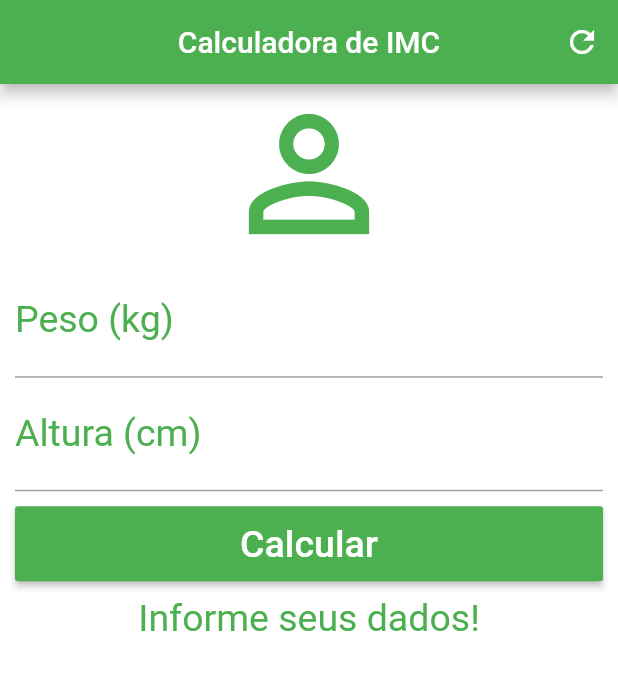
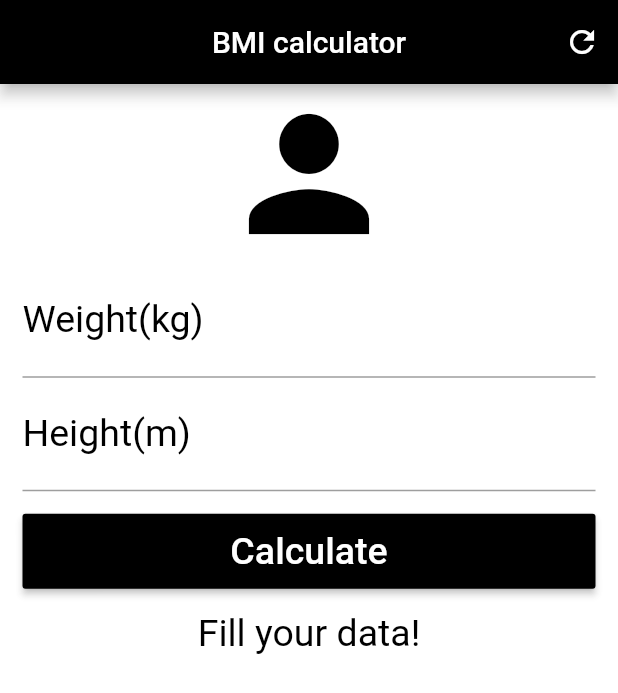
Before and after one commit to Yokuny/Flutter-IMC, a Flutter app: the screen it shows after launch, on a phone screen of 412 x 824 dp. Shown: the top 693 px of the screen. Run offline on Flutter 3.47's test engine with Material 2 defaults, Android fonts, the phone set to English and light mode, and no system bars.

Commit message:
all bugs was corrected

```diff
--- a/lib/main.dart
+++ b/lib/main.dart
@@ -2,10 +2,12 @@ import 'package:flutter/material.dart';
 
 void main() {
   runApp(MaterialApp(
+    //espera como parametro um widget
     home: Home(),
   ));
 }
 
+//inicia aqui o widgte de statuFull
 class Home extends StatefulWidget {
   @override
   _HomeState createState() => _HomeState();
@@ -13,38 +15,48 @@ class Home extends StatefulWidget {
 
 class _HomeState extends State<Home> {
   TextEditingController weightController = TextEditingController();
+  //recebe valores de dentro dos input
   TextEditingController heightController = TextEditingController();
-
   GlobalKey<FormState> _formKey = GlobalKey<FormState>();
-
-  String _infoText = "Informe seus dados!";
-
-  void _resetFields(){
+  String _infoText = "Fill your data!";
+  void _resetFields() {
+    //limpa os campos
     weightController.text = "";
     heightController.text = "";
     setState(() {
-      _infoText = "Informe seus dados!";
+      _infoText = "Fill your data!";
       _formKey = GlobalKey<FormState>();
     });
-  }
+  } //fim do stateFull widget
 
-  void _calculate(){
+  void _calculate() {
     setState(() {
       double weight = double.parse(weightController.text);
-      double height = double.parse(heightController.text) / 100;
+      //pega o valor dos input recebido e transforma em valor numerico
+      double height = double.parse(heightController.text);
       double imc = weight / (height * height);
-      if(imc < 18.6){
-        _infoText = "Abaixo do Peso (${imc.toStringAsPrecision(4)})";
-      } else if(imc >= 18.6 && imc < 24.9){
-        _infoText = "Peso Ideal (${imc.toStringAsPrecision(4)})";
-      } else if(imc >= 24.9 && imc < 29.9){
-        _infoText = "Levemente Acima do Peso (${imc.toStringAsPrecision(4)})";
-      } else if(imc >= 29.9 && imc < 34.9){
-        _infoText = "Obesidade Grau I (${imc.toStringAsPrecision(4)})";
-      } else if(imc >= 34.9 && imc < 39.9){
-        _infoText = "Obesidade Grau II (${imc.toStringAsPrecision(4)})";
-      } else if(imc >= 40){
-        _infoText = "Obesidade Grau III (${imc.toStringAsPrecision(4)})";
+      if (imc < 17) {
+        _infoText =
+            "Your BMI is ${imc.toStringAsPrecision(4)} and you are thinness";
+        // toStringAsPrecision(4) define os numeros depois da virgula
+      } else if (imc >= 17 && imc < 18.4) {
+        _infoText =
+            "Your BMI is ${imc.toStringAsPrecision(4)} and you are under weight";
+      } else if (imc >= 18.5 && imc < 24.9) {
+        _infoText =
+            "Your BMI is ${imc.toStringAsPrecision(4)} and you are normal weight";
+      } else if (imc >= 25 && imc < 29.9) {
+        _infoText =
+            "Your BMI is ${imc.toStringAsPrecision(4)} and you are overweight";
+      } else if (imc >= 30 && imc < 34.9) {
+        _infoText =
+            "Your BMI is ${imc.toStringAsPrecision(4)} and you are grade 1 obese";
+      } else if (imc >= 35 && imc < 39.9) {
+        _infoText =
+            "Your BMI is ${imc.toStringAsPrecision(4)} and you are grade 2 obese";
+      } else if (imc > 40) {
+        _infoText =
+            "Your BMI is ${imc.toStringAsPrecision(4)} and you are grade 3 obese";
       }
     });
   }
@@ -52,76 +64,83 @@ class _HomeState extends State<Home> {
   @override
   Widget build(BuildContext context) {
     return Scaffold(
+      //Scafoold é um wigete que adiciona barras com opções nos aplicativos
       appBar: AppBar(
-        title: Text("Calculadora de IMC"),
+        title: Text("BMI calculator"),
         centerTitle: true,
-        backgroundColor: Colors.green,
+        backgroundColor: Colors.black,
         actions: <Widget>[
+          //um widget de ação na status bar
           IconButton(
             icon: Icon(Icons.refresh),
-            onPressed: _resetFields,
+            onPressed: _resetFields, //função que reseta os campos de dados
           )
         ],
       ),
-      backgroundColor: Colors.white,
+      backgroundColor: Colors.white70,
       body: SingleChildScrollView(
-        padding: EdgeInsets.fromLTRB(10.0, 0.0, 10.0, 0.0),
+        //habilita rolar pagina tornando-a continua
+        padding: EdgeInsets.fromLTRB(15.0, 0.0, 15.0, 0.0),
+        //margens para a pagina
         child: Form(
-          key: _formKey,
+          key: _formKey, //variavel criada p verificar inputs foram preenchido
           child: Column(
             crossAxisAlignment: CrossAxisAlignment.stretch,
             children: <Widget>[
-              Icon(Icons.person_outline, size: 120.0, color: Colors.green),
+              Icon(Icons.person, size: 120.0, color: Colors.black),
               TextFormField(
                 keyboardType: TextInputType.number,
                 decoration: InputDecoration(
-                    labelText: "Peso (kg)",
-                    labelStyle: TextStyle(color: Colors.green)),
+                    labelText: "Weight(kg)",
+                    labelStyle: TextStyle(color: Colors.black)),
                 textAlign: TextAlign.center,
-                style: TextStyle(color: Colors.green, fontSize: 25.0),
+                style: TextStyle(color: Colors.black87, fontSize: 25.0),
                 controller: weightController,
+                //passa os valores recebidos dentro do iput
                 validator: (value) {
-                  if(value.isEmpty){
-                    return "Insira seu Peso!";
+                  //TextFormField aceita um parametro de validator para verificação
+                  if (value.isEmpty) {
+                    return "insert your weight!";
                   }
                 },
               ),
               TextFormField(
                 keyboardType: TextInputType.number,
                 decoration: InputDecoration(
-                    labelText: "Altura (cm)",
-                    labelStyle: TextStyle(color: Colors.green)),
+                    labelText: "Height(m)",
+                    labelStyle: TextStyle(color: Colors.black)),
                 textAlign: TextAlign.center,
-                style: TextStyle(color: Colors.green, fontSize: 25.0),
+                style: TextStyle(color: Colors.black87, fontSize: 25.0),
                 controller: heightController,
                 validator: (value) {
-                  if(value.isEmpty){
-                    return "Insira sua Altura!";
+                  if (value.isEmpty) {
+                    return "Insert your height!";
                   }
                 },
               ),
               Padding(
-                padding: EdgeInsets.only(top: 10.0, bottom: 10.0),
+                padding: EdgeInsets.only(top: 15.0, bottom: 15.0),
                 child: Container(
                   height: 50.0,
                   child: RaisedButton(
                     onPressed: () {
-                      if(_formKey.currentState.validate()){
+                      if (_formKey.currentState.validate()) {
+                        //se os campos foram preenchidos chame a função
                         _calculate();
                       }
                     },
                     child: Text(
-                      "Calcular",
+                      "Calculate",
                       style: TextStyle(color: Colors.white, fontSize: 25.0),
                     ),
-                    color: Colors.green,
+                    color: Colors.black,
                   ),
                 ),
               ),
               Text(
                 _infoText,
                 textAlign: TextAlign.center,
-                style: TextStyle(color: Colors.green, fontSize: 25.0),
+                style: TextStyle(color: Colors.black, fontSize: 25.0),
               )
             ],
           ),
--- a/pubspec.yaml
+++ b/pubspec.yaml
@@ -41,9 +41,10 @@ flutter:
   uses-material-design: true
 
   # To add assets to your application, add an assets section, like this:
-  # assets:
+  assets:
   #  - images/a_dot_burr.jpeg
   #  - images/a_dot_ham.jpeg
+  - images/feet.png
 
   # An image asset can refer to one or more resolution-specific "variants", see
   # https://flutter.dev/assets-and-images/#resolution-aware.
```
Also changed, not shown: images/feet.png (added), 9 other files.
